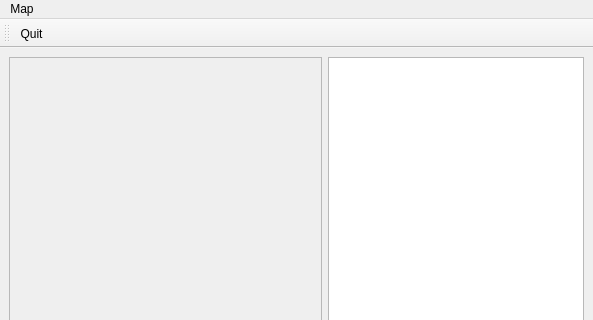
First picture: the form in maze/ui/mainwindow.ui, repository bobirdmi/maze, before the edit; both pictures show x 0 to 593 and y 0 to 320 of the 593 by 463 pixel window.
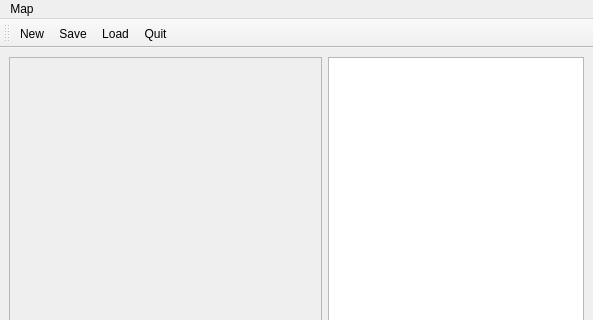
Second picture: the form after the edit.

Patch:
```diff
--- a/maze/ui/mainwindow.ui
+++ b/maze/ui/mainwindow.ui
@@ -73,6 +73,9 @@
    <attribute name="toolBarBreak">
     <bool>false</bool>
    </attribute>
+   <addaction name="actionNew"/>
+   <addaction name="actionSave"/>
+   <addaction name="actionLoad"/>
    <addaction name="actionQuit"/>
   </widget>
   <action name="actionNew">
@@ -85,6 +88,16 @@
     <string>Quit</string>
    </property>
   </action>
+  <action name="actionSave">
+   <property name="text">
+    <string>Save</string>
+   </property>
+  </action>
+  <action name="actionLoad">
+   <property name="text">
+    <string>Load</string>
+   </property>
+  </action>
  </widget>
  <resources/>
  <connections>
```
Left out of the diff: 4 changed lines with no effect on the pictures.
